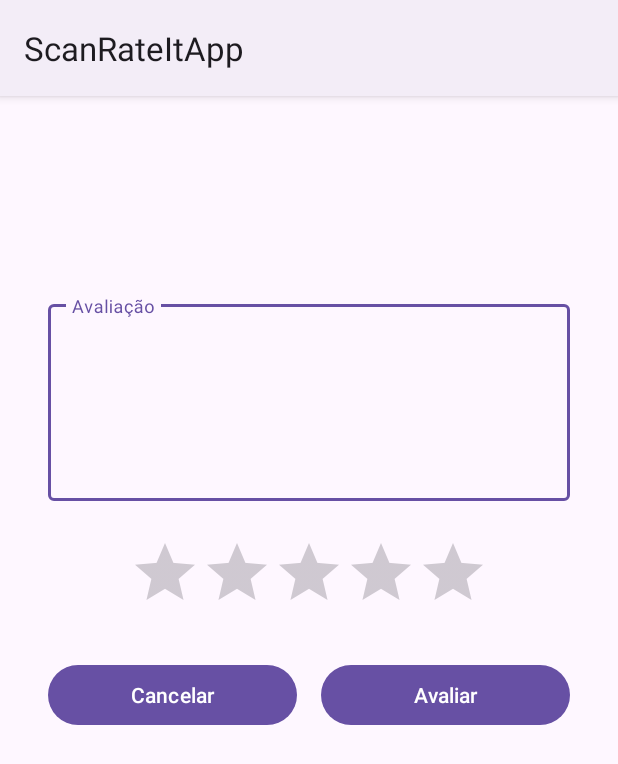
After one commit to AlissonMdaCruz/ScanRateItApp, an Android app: the fragment AddReviewFragment shown on its own in the app's theme, on a phone screen of 412 x 824 dp. The commit adds this screen. Shown: the top 764 px of the screen. Run offline under Robolectric (Android 15) with nearby library versions, the phone set to English and light mode, and no system bars; our stand-ins replace Firebase (no records; nobody signed in at launch, a user with empty details on screens opened directly); Roboto replaces fonts that are not available here.

Commit message:
[Add] add review

```diff
--- a/app/build.gradle
+++ b/app/build.gradle
@@ -50,6 +50,7 @@ dependencies {
     implementation 'com.squareup.retrofit2:retrofit:2.9.0'
     implementation 'com.squareup.retrofit2:converter-gson:2.9.0'
     implementation 'com.journeyapps:zxing-android-embedded:4.3.0'
+    implementation 'com.google.firebase:firebase-firestore-ktx:24.7.0'
     testImplementation 'junit:junit:4.13.2'
     androidTestImplementation 'androidx.test.ext:junit:1.1.5'
     androidTestImplementation 'androidx.test.espresso:espresso-core:3.5.1'
--- /dev/null
+++ b/app/src/main/java/com/akhenaton/scanrateitapp/common/repository/FirestoreRepository.kt
@@ -0,0 +1,9 @@
+package com.akhenaton.scanrateitapp.common.repository
+
+import com.akhenaton.scanrateitapp.common.repository.model.ReviewModel
+import com.google.firebase.auth.FirebaseUser
+
+interface FirestoreRepository {
+    val user: FirebaseUser?
+    suspend fun saveReview(review: ReviewModel): Resource<Boolean>
+}
--- /dev/null
+++ b/app/src/main/java/com/akhenaton/scanrateitapp/common/repository/FirestoreRepositoryImpl.kt
@@ -0,0 +1,31 @@
+package com.akhenaton.scanrateitapp.common.repository
+
+import com.akhenaton.scanrateitapp.common.repository.model.ReviewModel
+import com.akhenaton.scanrateitapp.common.utils.await
+import com.google.firebase.auth.FirebaseAuth
+import com.google.firebase.auth.FirebaseUser
+import com.google.firebase.firestore.ktx.firestore
+import com.google.firebase.ktx.Firebase
+
+class FirestoreRepositoryImpl : FirestoreRepository {
+
+    var firestoreDB = Firebase.firestore
+
+    override val user: FirebaseUser?
+        get() = FirebaseAuth.getInstance().currentUser
+
+    override suspend fun saveReview(review: ReviewModel): Resource<Boolean> {
+        return try {
+            firestoreDB.collection(REVIEWS_COLLECTION)
+                .add(review).await()
+            Resource.Success(true)
+        } catch (ex: Exception) {
+            ex.printStackTrace()
+            Resource.Failure(ex)
+        }
+    }
+
+    companion object {
+        private const val REVIEWS_COLLECTION = "reviews"
+    }
+}
--- /dev/null
+++ b/app/src/main/java/com/akhenaton/scanrateitapp/features/addreview/ui/AddReviewFragment.kt
@@ -0,0 +1,86 @@
+package com.akhenaton.scanrateitapp.features.addreview.ui
+
+import android.view.LayoutInflater
+import android.view.View
+import android.view.ViewGroup
+import android.widget.Toast
+import androidx.lifecycle.ViewModelProvider
+import androidx.navigation.fragment.findNavController
+import com.akhenaton.scanrateitapp.common.BaseFragment
+import com.akhenaton.scanrateitapp.databinding.FragmentAddReviewBinding
+import com.akhenaton.scanrateitapp.features.addreview.viewmodel.AddReviewViewModel
+import com.akhenaton.scanrateitapp.features.addreview.viewmodel.AddReviewViewModelFactory
+import com.akhenaton.scanrateitapp.features.addreview.viewmodel.AddReviewViewState
+import com.akhenaton.scanrateitapp.features.product.model.ProductModel
+
+class AddReviewFragment : BaseFragment<FragmentAddReviewBinding>() {
+
+    private lateinit var viewModel: AddReviewViewModel
+    private var product: ProductModel? = null
+
+    override fun initView() {
+        showDetails()
+        instanceViewModel()
+        initObserver()
+        setListeners()
+    }
+
+    override fun viewBinding(
+        inflater: LayoutInflater,
+        container: ViewGroup?
+    ): FragmentAddReviewBinding = FragmentAddReviewBinding.inflate(inflater, container, false)
+
+    private fun showDetails() {
+        product = arguments?.getParcelable(PRODUCT)
+        binding.txtAddReviewName.text = product?.nome
+    }
+
+    private fun instanceViewModel() {
+        val factory = AddReviewViewModelFactory()
+        viewModel = ViewModelProvider(this, factory)[AddReviewViewModel::class.java]
+    }
+
+    private fun initObserver() {
+        viewModel.state.observe(this) { state ->
+            when (state) {
+                AddReviewViewState.Loading -> onLoading()
+                AddReviewViewState.Success -> onSuccess()
+                is AddReviewViewState.Error -> onError(state.message)
+            }
+        }
+    }
+
+    private fun onLoading() {
+        binding.pgbAddReview.visibility = View.VISIBLE
+    }
+
+    private fun onSuccess() {
+        binding.pgbAddReview.visibility = View.INVISIBLE
+        Toast.makeText(requireContext(), "Review enviada com sucesso!", Toast.LENGTH_SHORT).show()
+        findNavController().popBackStack()
+    }
+
+    private fun onError(message: String) {
+        binding.pgbAddReview.visibility = View.INVISIBLE
+        Toast.makeText(requireContext(), message, Toast.LENGTH_SHORT).show()
+    }
+
+    private fun setListeners() {
+        binding.btnAddReview.setOnClickListener {
+            product?.let {
+                viewModel.validateReview(
+                    it.code,
+                    binding.edtAddReview.text.toString(),
+                    binding.rbrAddReview.rating
+                )
+            }
+        }
+        binding.btnCancelAddReview.setOnClickListener {
+            findNavController().popBackStack()
+        }
+    }
+
+    companion object {
+        private const val PRODUCT = "product"
+    }
+}
--- /dev/null
+++ b/app/src/main/java/com/akhenaton/scanrateitapp/features/addreview/viewmodel/AddReviewViewModel.kt
@@ -0,0 +1,54 @@
+package com.akhenaton.scanrateitapp.features.addreview.viewmodel
+
+import androidx.lifecycle.MutableLiveData
+import androidx.lifecycle.ViewModel
+import androidx.lifecycle.viewModelScope
+import com.akhenaton.scanrateitapp.common.repository.FirestoreRepository
+import com.akhenaton.scanrateitapp.common.repository.Resource
+import com.akhenaton.scanrateitapp.common.repository.model.ReviewModel
+import kotlinx.coroutines.launch
+
+class AddReviewViewModel(
+    private val repository: FirestoreRepository
+) : ViewModel() {
+
+    private val _mutableState = MutableLiveData<AddReviewViewState>()
+    val state get() = _mutableState
+
+    fun validateReview(ean: String, review: String, rating: Float) {
+        when {
+            review.isEmpty() -> _mutableState.value = AddReviewViewState.Error(EMPTY_REVIEW)
+            else -> {
+                val reviewModel = getReviewModel(ean, review, rating)
+                sendReview(reviewModel)
+            }
+        }
+    }
+
+    private fun getReviewModel(ean: String, review: String, rating: Float): ReviewModel =
+        ReviewModel(
+            ean = ean,
+            userId = repository.user?.uid ?: EMPTY,
+            review = review,
+            rating = rating
+        )
+
+    private fun sendReview(reviewModel: ReviewModel) = viewModelScope.launch {
+        _mutableState.value = AddReviewViewState.Loading
+        val result = repository.saveReview(reviewModel)
+        handleResult(result)
+    }
+
+    private fun handleResult(result: Resource<Boolean>) {
+        when (result) {
+            is Resource.Success -> _mutableState.value = AddReviewViewState.Success
+            is Resource.Failure -> _mutableState.value =
+                AddReviewViewState.Error(result.exception.message ?: EMPTY)
+        }
+    }
+
+    companion object {
+        private const val EMPTY = ""
+        private const val EMPTY_REVIEW = "Campo avaliação vazio"
+    }
+}
--- /dev/null
+++ b/app/src/main/java/com/akhenaton/scanrateitapp/features/addreview/viewmodel/AddReviewViewModelFactory.kt
@@ -0,0 +1,14 @@
+package com.akhenaton.scanrateitapp.features.addreview.viewmodel
+
+import androidx.lifecycle.ViewModel
+import androidx.lifecycle.ViewModelProvider
+import com.akhenaton.scanrateitapp.common.repository.FirestoreRepositoryImpl
+
+class AddReviewViewModelFactory : ViewModelProvider.Factory {
+
+    @Suppress("UNCHECKED_CAST")
+    override fun <T : ViewModel> create(modelClass: Class<T>): T {
+        val repository = FirestoreRepositoryImpl()
+        return AddReviewViewModel(repository) as T
+    }
+}
--- /dev/null
+++ b/app/src/main/res/layout/fragment_add_review.xml
@@ -0,0 +1,95 @@
+<?xml version="1.0" encoding="utf-8"?>
+<androidx.constraintlayout.widget.ConstraintLayout xmlns:android="http://schemas.android.com/apk/res/android"
+    xmlns:app="http://schemas.android.com/apk/res-auto"
+    xmlns:tools="http://schemas.android.com/tools"
+    android:layout_width="match_parent"
+    android:layout_height="match_parent"
+    android:padding="32dp"
+    tools:context=".features.addreview.ui.AddReviewFragment">
+
+    <TextView
+        android:id="@+id/txt_add_review_name"
+        android:layout_width="wrap_content"
+        android:layout_height="wrap_content"
+        android:layout_marginTop="40dp"
+        android:textColor="@color/purple_700"
+        android:textSize="22sp"
+        android:textStyle="bold"
+        app:layout_constraintEnd_toEndOf="parent"
+        app:layout_constraintStart_toStartOf="parent"
+        app:layout_constraintTop_toTopOf="parent"
+        tools:text="Coca-Cola Sem Açúcar Lata 350Ml" />
+
+    <com.google.android.material.textfield.TextInputLayout
+        android:id="@+id/iml_add_review"
+        android:layout_width="match_parent"
+        android:layout_height="wrap_content"
+        android:layout_marginTop="32dp"
+        app:layout_constraintEnd_toEndOf="parent"
+        app:layout_constraintStart_toStartOf="parent"
+        app:layout_constraintTop_toBottomOf="@+id/txt_add_review_name">
+
+        <com.google.android.material.textfield.TextInputEditText
+            android:id="@+id/edt_add_review"
+            android:layout_width="match_parent"
+            android:layout_height="wrap_content"
+            android:gravity="top|start"
+            android:hint="@string/assessment"
+            android:inputType="textMultiLine"
+            android:lines="5"
+            android:maxLength="400"
+            android:maxLines="10"
+            android:scrollbars="vertical" />
+
+    </com.google.android.material.textfield.TextInputLayout>
+
+    <RatingBar
+        android:id="@+id/rbr_add_review"
+        android:layout_width="wrap_content"
+        android:layout_height="wrap_content"
+        android:layout_marginTop="24dp"
+        android:numStars="5"
+        android:stepSize="0.5"
+        app:layout_constraintStart_toStartOf="parent"
+        app:layout_constraintEnd_toEndOf="parent"
+        app:layout_constraintTop_toBottomOf="@+id/iml_add_review" />
+
+    <LinearLayout
+        android:id="@+id/container_add_review_buttons"
+        android:layout_width="match_parent"
+        android:layout_height="wrap_content"
+        android:orientation="horizontal"
+        android:layout_marginTop="24dp"
+        app:layout_constraintEnd_toEndOf="parent"
+        app:layout_constraintStart_toStartOf="parent"
+        app:layout_constraintTop_toBottomOf="@+id/rbr_add_review">
+
+        <Button
+            android:id="@+id/btn_cancel_add_review"
+            android:layout_width="0dp"
+            android:layout_height="wrap_content"
+            android:layout_marginEnd="16dp"
+            android:layout_weight="1"
+            android:text="@string/cancel" />
+
+        <Button
+            android:id="@+id/btn_add_review"
+            android:layout_width="0dp"
+            android:layout_height="wrap_content"
+            android:layout_weight="1"
+            android:text="@string/rate" />
+
+    </LinearLayout>
+
+    <ProgressBar
+        android:id="@+id/pgb_add_review"
+        android:layout_width="32dp"
+        android:layout_height="32dp"
+        android:layout_marginTop="32dp"
+        android:visibility="invisible"
+        tools:visibility="visible"
+        app:layout_constraintEnd_toEndOf="parent"
+        app:layout_constraintStart_toStartOf="parent"
+        app:layout_constraintTop_toBottomOf="@+id/container_add_review_buttons" />
+
+</androidx.constraintlayout.widget.ConstraintLayout>
--- a/app/src/main/res/layout/fragment_product.xml
+++ b/app/src/main/res/layout/fragment_product.xml
@@ -45,7 +45,7 @@
         app:layout_constraintTop_toBottomOf="@+id/txt_product_name" />
 
     <Button
-        android:id="@+id/btn_login"
+        android:id="@+id/btn_go_to_add_review"
         android:layout_width="0dp"
         android:layout_height="wrap_content"
         android:layout_marginTop="24dp"
--- a/app/src/main/res/values/strings.xml
+++ b/app/src/main/res/values/strings.xml
@@ -22,6 +22,7 @@
     <string name="new_password">Nova senha</string>
     <string name="change_pass">Alterar Senha</string>
     <string name="change">Alterar</string>
+    <string name="assessment">Avaliação</string>
 
     <string name="open">Open</string>
     <string name="close">Close</string>
```
Also changed, not shown: app/src/main/java/com/akhenaton/scanrateitapp/common/repository/model/ReviewModel.kt (added, +8 -0 lines), app/src/main/java/com/akhenaton/scanrateitapp/features/addreview/viewmodel/AddReviewViewState.kt (added, +7 -0 lines), app/src/main/java/com/akhenaton/scanrateitapp/features/home/ui/HomeFragment.kt (+12 -6 lines), app/src/main/java/com/akhenaton/scanrateitapp/features/product/ui/ProductFragment.kt (+11 -1 lines), app/src/main/res/navigation/mobile_navigation.xml (+14 -1 lines).
